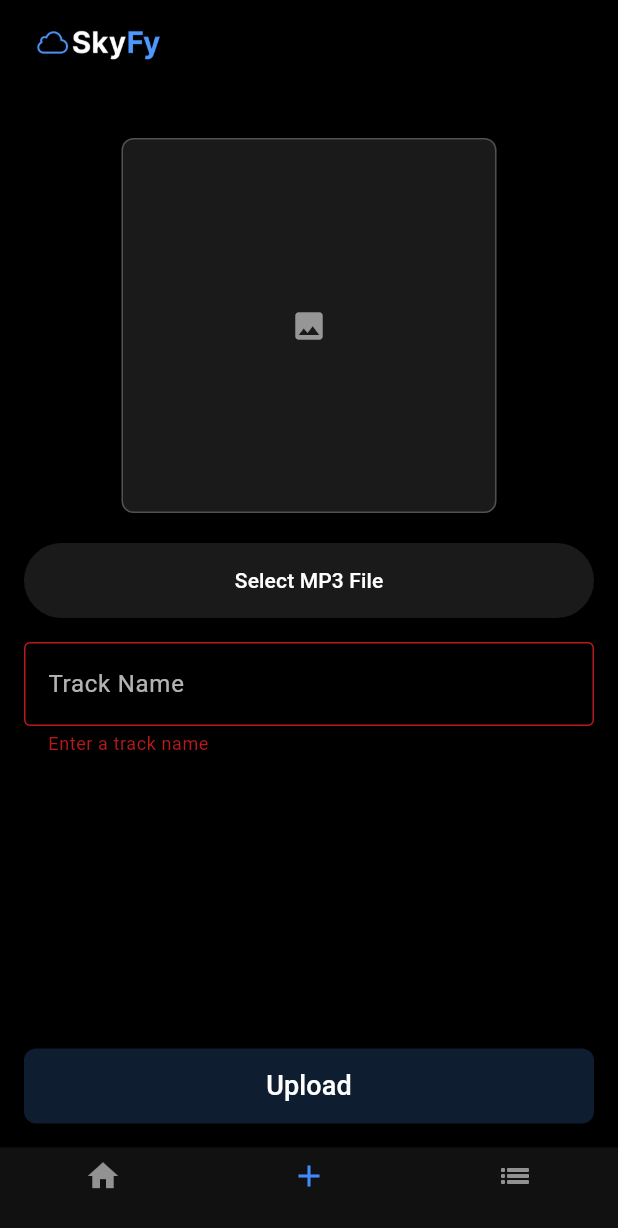
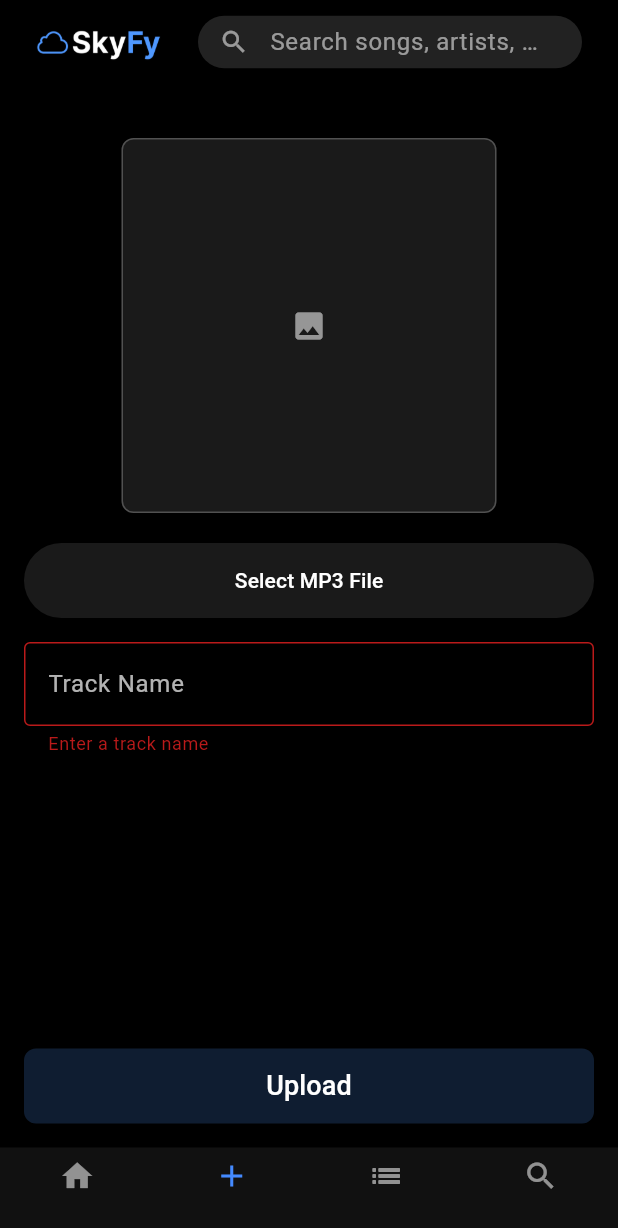
Before and after one commit to Syddansk-Erhvervsskole/skyfy_app, a Flutter app: the MainLayout screen opened directly, item 2 of the bottom bar chosen, after a tap on "Upload", on a phone screen of 412 x 824 dp. Shown: the top 1228 px of the screen. Run offline on Flutter 3.47's test engine with Material 3 defaults, Android fonts, the phone set to English and light mode, and no system bars; our stand-ins replace file_picker, flutter_secure_storage, flutter_svg, geolocator, just_audio, palette_generator; accounts and stored records are empty; network calls fail; project files that could hold a hidden picture were left out.

Commit message:
Search, and weather lookup

```diff
--- a/lib/helpers/content_helper.dart
+++ b/lib/helpers/content_helper.dart
@@ -5,9 +5,21 @@ import 'api_helper.dart';
 
 class ContentHelper extends ApiHelper {
 
-  Future<dynamic> getAllContent() async {
-    return await get('Content/all');
-    // return await post('Authorization/Login', data);
+Future<dynamic> getAllContent() async {
+  return await get('Content/all');
+
+}
+
+Future<dynamic> getAllWeatherContent(int code) async {
+    return await get('Content/weather/$code/10');
+
+  }
+
+
+Future<dynamic> searchContent(String text) async {
+  var res = await get('Content/search/$text');
+    return res;
+
   }
 
 
--- a/lib/main.dart
+++ b/lib/main.dart
@@ -21,6 +21,7 @@ void main() {
 
 class MyApp extends StatelessWidget {
   const MyApp({super.key});
+
 
   @override
   Widget build(BuildContext context) {
--- a/lib/screens/home_screen.dart
+++ b/lib/screens/home_screen.dart
@@ -2,7 +2,6 @@ import 'package:flutter/material.dart';
 import 'package:flutter_secure_storage/flutter_secure_storage.dart';
 import 'package:skyfy_app/helpers/content_helper.dart';
 import 'package:skyfy_app/models/Content.dart';
-import 'package:skyfy_app/widgets/song_cover.dart';
 import 'package:flutter_svg/flutter_svg.dart';
 
 class HomeScreen extends StatefulWidget {
@@ -18,123 +17,54 @@ class _HomeScreenState extends State<HomeScreen> {
   final storage = const FlutterSecureStorage();
   final contentHelper = ContentHelper();
   List<Content> songs = [];
+  List<Content> songsBasedOnWeather = [];
 
   @override
   void initState() {
     super.initState();
-    fetchSongs();
+    fetchSongsWeather();
+    // fetchSongs();
   }
 
-  void fetchSongs() async {
-    // Temporary demo
-    // setState(() {
-    //   songs = [
-    //     Content(id: 101, name: "Fallen Leaves", imageUrl: "https://content.gucca.dk/covers/400/d/i/dire-straits-original-recording-remastered_107412.jpg"),
-    //     Content(id: 102, name: "Starfall", imageUrl: "https://i.ebayimg.com/00/s/MTYwMFgxNjAw/z/tmkAAOSwwQdkdfh7/\$_57.JPG?set_id=880000500F"),
-    //     Content(id: 103, name: "Deep Blue", imageUrl: "https://cdn.hmv.com/r/w-640/hmv/files/da/da430a77-070d-439e-8c9c-899644a137df.jpg"),
-    //     Content(id: 104, name: "City Lights"),
-    //   ];
-    // });
-
+  void fetchSongsWeather() async {
     try {
-      final data = await contentHelper.getAllContent();
+      final data = await contentHelper.getAllWeatherContent(3);
       setState(() {
-        songs = (data as List).map((json) => Content.fromJson(json)).toList();
+        songsBasedOnWeather = (data as List)
+            .map((json) => Content.fromJson(json))
+            .toList();
       });
     } catch (e) {
-      debugPrint("Error fetching content: $e");
+      debugPrint("Error fetching weather songs: $e");
     }
   }
 
-  @override
-  Widget build(BuildContext context) {
-    return Scaffold(
-      backgroundColor: Colors.black,
-      body: SafeArea(
-        child: Column(
-          crossAxisAlignment: CrossAxisAlignment.start,
-          children: [
+  // void fetchSongs() async {
+  //   try {
+  //     final data = await contentHelper.getAllContent();
+  //     setState(() {
+  //       songs = (data as List).map((json) => Content.fromJson(json)).toList();
+  //     });
+  //   } catch (e) {
+  //     debugPrint("Error fetching content: $e");
+  //   }
+  // }
 
-            GestureDetector(
-              onTap: () {},
-              child: Padding(
-                padding: const EdgeInsets.all(14),
-                child: Container(
-                  height: 150,
-                  decoration: BoxDecoration(
-                    borderRadius: BorderRadius.circular(16),
-                    gradient: const LinearGradient(
-                      begin: Alignment.topLeft,
-                      end: Alignment.bottomRight,
-                      colors: [
-                        Color.fromARGB(255, 10, 10, 10),
-                        Color.fromRGBO(79, 152, 255, 0.25),
-                      ],
-                    ),
-                    boxShadow: [
-                      BoxShadow(
-                        color: const Color(0xFF4F98FF).withOpacity(0.25),
-                        blurRadius: 18,
-                        spreadRadius: 1,
-                        offset: const Offset(0, 4),
-                      )
-                    ],
-                  ),
-                  child: ClipRRect(
-                    borderRadius: BorderRadius.circular(16),
-                    child: Padding(
-                      padding: const EdgeInsets.all(14),
-                      child: SvgPicture.asset(
-                        'lib/assets/RainBanner.svg',
-                        fit: BoxFit.contain,
-                      ),
-                    ),
-                  ),
-                ),
-              ),
-            ),
-
-            const Padding(
-              padding: EdgeInsets.symmetric(horizontal: 16),
-              child: Text(
-                "Recommended for you",
-                style: TextStyle(
-                  color: Colors.white,
-                  fontSize: 22,
-                  fontWeight: FontWeight.w600,
-                ),
-              ),
-            ),
-
-            const SizedBox(height: 8),
-
-
-Expanded(
-  child: songs.isEmpty
-      ? const Center(child: CircularProgressIndicator(color: Colors.white))
-      : GridView.builder(
-          padding: const EdgeInsets.fromLTRB(14, 10, 14, 90),
-          gridDelegate: const SliverGridDelegateWithFixedCrossAxisCount(
-            crossAxisCount: 3,
-            mainAxisSpacing: 14,
-            crossAxisSpacing: 14,
-            childAspectRatio: 0.78,
-          ),
-          itemCount: songs.length,
-          itemBuilder: (context, index) {
-            final song = songs[index];
-
+Widget songTile(Content song) {
   return GestureDetector(
     onTap: () => widget.onSongSelected(song),
-              child: Column(
-                crossAxisAlignment: CrossAxisAlignment.start,
+    child: Row(
       children: [
+        // Cover art
+        ClipRRect(
+          borderRadius: BorderRadius.circular(6),
 
-                  ClipRRect(
-                    borderRadius: BorderRadius.circular(14),
+          child: Container(
+            width: 50,
+            height: 50,
             child: AspectRatio(
-                      aspectRatio: 1, // Square
-                      child: song.imageUrl == null || song.imageUrl!.isEmpty
+              aspectRatio: 1,
+              child: (song.imageUrl == null || song.imageUrl!.isEmpty)
                   ? Container(
                       decoration: const BoxDecoration(
                         gradient: LinearGradient(
@@ -145,7 +75,7 @@ Expanded(
                         ),
                       ),
                       child: const Icon(Icons.music_note,
-                                  color: Colors.white, size: 40),
+                          color: Colors.white, size: 35),
                     )
                   : Image.network(
                       song.imageUrl!,
@@ -153,31 +83,121 @@ Expanded(
                     ),
             ),
           ),
+        ),
 
-                  const SizedBox(height: 8),
+        const SizedBox(width: 12),
 
 
-                Text(
+        Expanded(
+          child: Text(
             song.name,
             maxLines: 1,
             overflow: TextOverflow.ellipsis,
             style: const TextStyle(
               color: Colors.white,
-                        fontSize: 15,
-
+              fontSize: 16,
               fontWeight: FontWeight.w600,
             ),
           ),
+        ),
 
+        IconButton(
+          icon: const Icon(Icons.play_arrow_rounded, color: Colors.white, size: 32),
+          onPressed: () => widget.onSongSelected(song),
+        ),
       ],
     ),
   );
-          },
+}
+
+
+  Widget sectionTitle(String text) {
+    return Padding(
+      padding: const EdgeInsets.symmetric(horizontal: 16, vertical: 8),
+      child: Text(
+        text,
+        style: const TextStyle(
+          color: Colors.white,
+          fontSize: 22,
+          fontWeight: FontWeight.w600,
+        ),
+      ),
+    );
+  }
+
+  @override
+  Widget build(BuildContext context) {
+    return Scaffold(
+      backgroundColor: Colors.black,
+      body: SafeArea(
+        child: SingleChildScrollView(
+          padding: const EdgeInsets.only(bottom: 100),
+          child: Column(
+            crossAxisAlignment: CrossAxisAlignment.start,
+            children: [
+
+              // Weather Banner
+              Padding(
+                padding: const EdgeInsets.all(14),
+                child: Container(
+                  height: 150,
+                  decoration: BoxDecoration(
+                    borderRadius: BorderRadius.circular(16),
+                    gradient: const LinearGradient(
+                      colors: [
+                        Color.fromARGB(255, 10, 10, 10),
+                        Color.fromRGBO(79, 152, 255, 0.25),
+                      ],
+                    ),
+                  ),
+                  child: Padding(
+                    padding: const EdgeInsets.all(14),
+                    child:
+                        SvgPicture.asset('lib/assets/RainBanner.svg'),
+                  ),
+                ),
+              ),
+
+              sectionTitle("Based on your weather"),
+
+              songsBasedOnWeather.isEmpty
+                  ? const Center(
+                      child: Padding(
+                        padding: EdgeInsets.all(20),
+                        child: CircularProgressIndicator(color: Colors.white),
                       ),
                     )
+                  : ListView.separated(
+                      shrinkWrap: true,
+                      physics: const NeverScrollableScrollPhysics(),
+                      itemCount: songsBasedOnWeather.length,
+                      padding: const EdgeInsets.symmetric(horizontal: 14),
+                      separatorBuilder: (_, __) => const SizedBox(height: 14),
+                      itemBuilder: (context, i) =>
+                          songTile(songsBasedOnWeather[i]),
+                    ),
 
+              // const SizedBox(height: 20),
 
+              // sectionTitle("Recommended for you"),
+
+              // songs.isEmpty
+              //     ? const Center(
+              //         child: Padding(
+              //           padding: EdgeInsets.all(20),
+              //           child: CircularProgressIndicator(color: Colors.white),
+              //         ),
+              //       )
+              //     : ListView.separated(
+              //         shrinkWrap: true,
+              //         physics: const NeverScrollableScrollPhysics(),
+              //         itemCount: songs.length,
+              //         padding: const EdgeInsets.symmetric(horizontal: 14),
+              //         separatorBuilder: (_, __) => const SizedBox(height: 14),
+              //         itemBuilder: (context, i) => songTile(songs[i]),
+              //       ),
             ],
+          ),
         ),
       ),
     );
--- a/lib/screens/main_layout.dart
+++ b/lib/screens/main_layout.dart
@@ -1,10 +1,13 @@
 import 'dart:async';
 import 'package:flutter/material.dart';
 import 'package:flutter_secure_storage/flutter_secure_storage.dart';
+import 'package:geolocator/geolocator.dart';
 import 'package:just_audio/just_audio.dart';
+import 'package:skyfy_app/helpers/location_helper.dart';
 import 'package:skyfy_app/helpers/mini_player.dart';
 import 'package:skyfy_app/helpers/weather_helper.dart';
 import 'package:skyfy_app/models/Content.dart';
+import 'package:skyfy_app/screens/search_screen.dart';
 import 'package:skyfy_app/screens/upload_screen.dart';
 import 'home_screen.dart';
 import 'profile_screen.dart';
@@ -17,14 +20,21 @@ class MainLayout extends StatefulWidget {
 }
 
 class _MainLayoutState extends State<MainLayout> {
-  int currentIndex = 0;
+  int navIndex = 0;
+  String query = "";
+  final AudioPlayer player = AudioPlayer();
+  final ConcatenatingAudioSource playlist = ConcatenatingAudioSource(children: []);
 
-  final AudioPlayer player = AudioPlayer();
+  final List<Content> songQueue = [];
   Content? currentSong;
-  late StreamSubscription<PlayerState> _playerSub;
   final storage = const FlutterSecureStorage();
 
-  final pages = [];
+  late StreamSubscription<PlayerState> _playerSub;
+  late StreamSubscription<int?> _indexSub;
+
+  final GlobalKey<SearchScreenState> searchKey = GlobalKey<SearchScreenState>();
+
+  final pages = <Widget>[];
 
   @override
   void initState() {
@@ -34,39 +44,104 @@ class _MainLayoutState extends State<MainLayout> {
       HomeScreen(onSongSelected: playSong),
       const UploadScreen(),
       const ProfileScreen(),
+      SearchScreen(
+        key: searchKey,
+        onSongSelected: playSong,
+        initialQuery: query,
+      ),
     ]);
+
 
     _playerSub = player.playerStateStream.listen((_) {
       if (mounted) setState(() {});
+    });
+
+    _indexSub = player.currentIndexStream.listen((index) {
+      if (index != null && index < songQueue.length && mounted) {
+        setState(() => currentSong = songQueue[index]);
+      }
     });
   }
 
   @override
   void dispose() {
     _playerSub.cancel();
+    _indexSub.cancel();
     player.dispose();
     super.dispose();
   }
 
   String formatDuration(Duration d) {
-    final minutes = d.inMinutes.remainder(60).toString().padLeft(2, '0');
-    final seconds = d.inSeconds.remainder(60).toString().padLeft(2, '0');
-    return "$minutes:$seconds";
+    final m = d.inMinutes.remainder(60).toString().padLeft(2, '0');
+    final s = d.inSeconds.remainder(60).toString().padLeft(2, '0');
+    return "$m:$s";
   }
 
   Future<void> playSong(Content song) async {
-    setState(() => currentSong = song);
-    var weatherCode = (await WeatherHelper.getCurrentWeatherCode(55.39, 10.38)).toString();
     try {
-      var auth_token = await storage.read(key: "auth_token");
-      await player.setAudioSource(AudioSource.uri(Uri.parse(song.streamUrl), headers: {
-        "Authorization": "Bearer ${auth_token}",
-        "Weather_Code": weatherCode,
-      }));
+      // Add to queue if missing
+      if (!songQueue.contains(song)) {
+        songQueue.add(song);
+        setState(() => currentSong = song);
+
+        var token = await storage.read(key: "auth_token");
+        Position? pos = await LocationsHelper.getUserLocation();
+
+        String weatherCode = "0";
+        if (pos != null) {
+          weatherCode = (await WeatherHelper.getCurrentWeatherCode(pos.latitude, pos.longitude)).toString();
+        }
+
+        await playlist.add(
+          AudioSource.uri(
+            Uri.parse(song.streamUrl),
+            headers: {
+              "Authorization": "Bearer $token",
+              "Weather_Code": weatherCode,
+            },
+          ),
+        );
+      }
+
+      final index = songQueue.indexOf(song);
+
+      await player.setAudioSource(
+        playlist,
+        initialIndex: index,
+        preload: true,
+      );
+
       await player.play();
-    } catch (_) {
+    } catch (e) {
       setState(() => currentSong = null);
     }
+  }
+
+  void _submitSearch(String value) {
+    query = value;
+
+    if (navIndex == 3 && searchKey.currentState != null) {
+
+      searchKey.currentState!.runSearch(value);
+      setState(() {});
+      return;
+    }
+
+    pages[3] = SearchScreen(
+      key: searchKey,
+      onSongSelected: playSong,
+      initialQuery: value,
+    );
+
+    setState(() {
+      navIndex = 3;
+    });
+
+    WidgetsBinding.instance.addPostFrameCallback((_) {
+      if (searchKey.currentState != null) {
+        searchKey.currentState!.runSearch(value);
+      }
+    });
   }
 
   @override
@@ -75,11 +150,46 @@ class _MainLayoutState extends State<MainLayout> {
       backgroundColor: Colors.black,
 
       appBar: AppBar(
-        title: Image.asset('lib/assets/SmallWithNoSubtitle.png', width: 100),
         backgroundColor: Colors.black,
+        title: Row(
+          children: [
+            Image.asset('lib/assets/SmallWithNoSubtitle.png', width: 100),
+            const SizedBox(width: 8),
+            Expanded(
+              child: Container(
+                height: 35,
+                padding: const EdgeInsets.symmetric(horizontal: 8),
+                child: SearchBar(
+                  hintText: 'Search songs, artists, albums...',
+                  textStyle: MaterialStateProperty.all(
+                    const TextStyle(color: Colors.white),
+                  ),
+                  controller: TextEditingController(text: query),
+                  hintStyle: MaterialStateProperty.all(
+                    const TextStyle(color: Colors.white54),
+                  ),
+                  backgroundColor: MaterialStateProperty.all(
+                    const Color.fromARGB(221, 39, 39, 39),
+                  ),
+                  elevation: MaterialStateProperty.all(0),
+                  shape: MaterialStateProperty.all(
+                    RoundedRectangleBorder(
+                      borderRadius: BorderRadius.circular(500),
+                    ),
+                  ),
+                  leading: const Icon(Icons.search, color: Colors.white54, size: 20),
+                  padding: MaterialStateProperty.all(
+                    const EdgeInsets.symmetric(horizontal: 14, vertical: 0),
+                  ),
+                  onSubmitted: _submitSearch,
+                ),
+              ),
+            ),
+          ],
+        ),
       ),
 
-      body: pages[currentIndex],
+      body: pages[navIndex],
 
       bottomNavigationBar: Column(
         mainAxisSize: MainAxisSize.min,
@@ -88,29 +198,28 @@ class _MainLayoutState extends State<MainLayout> {
             player: player,
             currentSong: currentSong,
             formatDuration: formatDuration,
-
           ),
-
           Theme(
             data: Theme.of(context).copyWith(
               splashFactory: NoSplash.splashFactory,
-              highlightColor: Colors.transparent,
-              splashColor: Colors.transparent,
-              hoverColor: Colors.transparent,
+              bottomNavigationBarTheme: const BottomNavigationBarThemeData(
+                backgroundColor: Color.fromARGB(255, 17, 17, 17),
+                selectedItemColor: Colors.blueAccent,
+                unselectedItemColor: Colors.white54,
+                type: BottomNavigationBarType.fixed, // 4 tabs stable colors
+              ),
             ),
             child: BottomNavigationBar(
-              backgroundColor: const Color.fromARGB(255, 17, 17, 17),
-              selectedItemColor: Colors.blueAccent,
-              unselectedItemColor: Colors.white54,
-              currentIndex: currentIndex,
-              onTap: (i) => setState(() => currentIndex = i),
+              currentIndex: navIndex,
+              onTap: (i) => setState(() => navIndex = i),
               items: const [
                 BottomNavigationBarItem(icon: Icon(Icons.home), label: ""),
                 BottomNavigationBarItem(icon: Icon(Icons.add), label: ""),
                 BottomNavigationBarItem(icon: Icon(Icons.list_sharp), label: ""),
+                BottomNavigationBarItem(icon: Icon(Icons.search), label: ""),
               ],
             ),
-          )
+          ),
         ],
       ),
     );
--- a/lib/screens/upload_screen.dart
+++ b/lib/screens/upload_screen.dart
@@ -86,8 +86,8 @@ class _UploadScreenState extends State<UploadScreen> {
       return;
     }
 
-    await Future.delayed(const Duration(seconds: 10));
-    //await contentHelper.uploadContent(_songNameController.text, songBytes);
+    // await Future.delayed(const Duration(seconds: 10));
+    await contentHelper.uploadContent(_songNameController.text, songBytes);
 
     setState(() {
       isLoading = false;
--- a/pubspec.yaml
+++ b/pubspec.yaml
@@ -43,6 +43,7 @@ dependencies:
   palette_generator: ^0.3.3+7
   file_picker: ^10.3.3
   linear_progress_bar: ^1.2.0
+  geolocator: ^14.0.2
 
 dev_dependencies:
   flutter_test:
```
Also changed, not shown: lib/helpers/location_helper.dart (added, +36 -0 lines), lib/helpers/mini_player.dart (+16 -69 lines), lib/screens/search_screen.dart (added, +141 -0 lines), pubspec.lock, 4 other files. Lines whose indentation alone changed are shown as unchanged.
